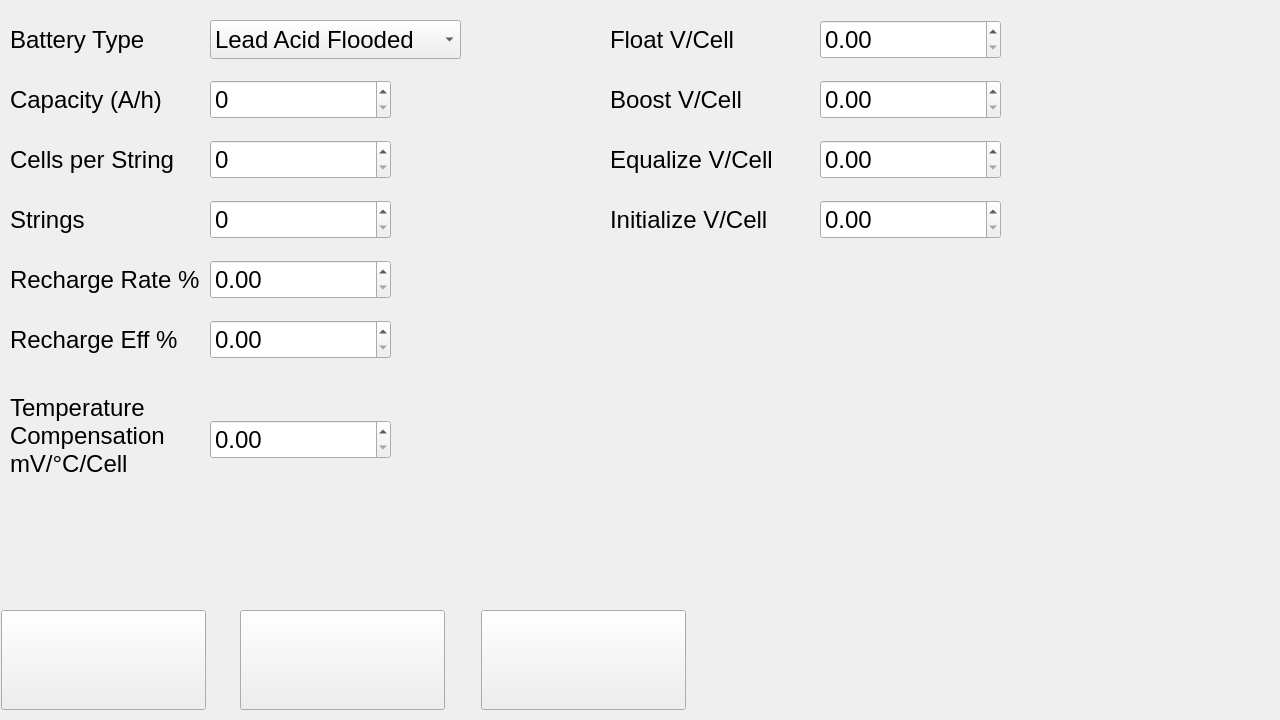
Above: mainwindow.ui from solarpieter/SP515_Display_2 before the change. Below: the same form after it.
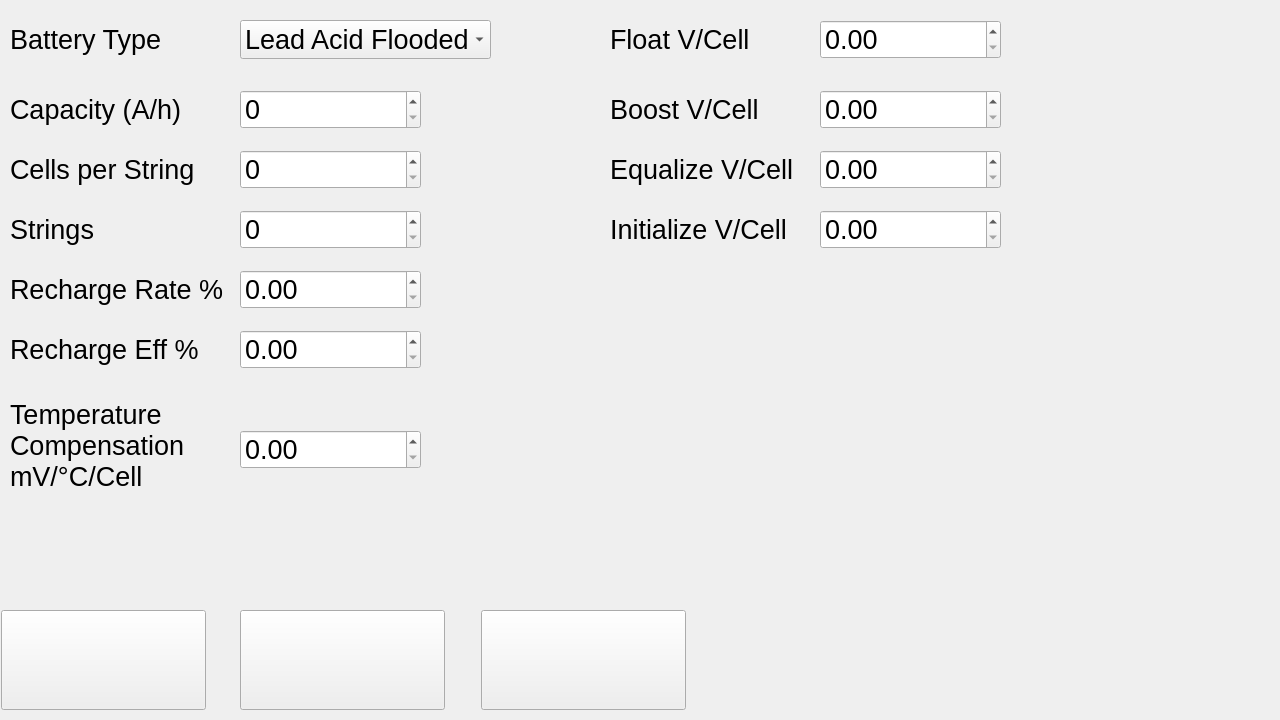
That is the form after the change. The open tabs and pages were chosen to show the change. Icons and pictures are not drawn. Custom widgets are drawn as their Qt base class.

Commit message: Before PID pages are added

The edit to the form file:
```diff
--- a/mainwindow.ui
+++ b/mainwindow.ui
@@ -1597,13 +1597,13 @@
        <rect>
         <x>10</x>
         <y>20</y>
-        <width>151</width>
+        <width>191</width>
         <height>39</height>
        </rect>
       </property>
       <property name="font">
        <font>
-        <pointsize>18</pointsize>
+        <pointsize>20</pointsize>
        </font>
       </property>
       <property name="text">
@@ -1613,7 +1613,7 @@
      <widget class="QComboBox" name="comboBox_battery_type">
       <property name="geometry">
        <rect>
-        <x>210</x>
+        <x>240</x>
         <y>20</y>
         <width>251</width>
         <height>39</height>
@@ -1621,7 +1621,7 @@
       </property>
       <property name="font">
        <font>
-        <pointsize>18</pointsize>
+        <pointsize>20</pointsize>
        </font>
       </property>
       <item>
@@ -1659,14 +1659,14 @@
       <property name="geometry">
        <rect>
         <x>10</x>
-        <y>80</y>
-        <width>151</width>
+        <y>90</y>
+        <width>191</width>
         <height>39</height>
        </rect>
       </property>
       <property name="font">
        <font>
-        <pointsize>18</pointsize>
+        <pointsize>20</pointsize>
        </font>
       </property>
       <property name="text">
@@ -1676,15 +1676,15 @@
      <widget class="QSpinBox" name="spinBox_capacity">
       <property name="geometry">
        <rect>
-        <x>210</x>
-        <y>80</y>
+        <x>240</x>
+        <y>90</y>
         <width>181</width>
         <height>39</height>
        </rect>
       </property>
       <property name="font">
        <font>
-        <pointsize>18</pointsize>
+        <pointsize>20</pointsize>
        </font>
       </property>
       <property name="maximum">
@@ -1695,14 +1695,14 @@
       <property name="geometry">
        <rect>
         <x>10</x>
-        <y>140</y>
-        <width>180</width>
+        <y>150</y>
+        <width>191</width>
         <height>39</height>
        </rect>
       </property>
       <property name="font">
        <font>
-        <pointsize>18</pointsize>
+        <pointsize>20</pointsize>
        </font>
       </property>
       <property name="text">
@@ -1712,15 +1712,15 @@
      <widget class="QSpinBox" name="spinBox_cells">
       <property name="geometry">
        <rect>
-        <x>210</x>
-        <y>140</y>
+        <x>240</x>
+        <y>150</y>
         <width>181</width>
         <height>39</height>
        </rect>
       </property>
       <property name="font">
        <font>
-        <pointsize>18</pointsize>
+        <pointsize>20</pointsize>
        </font>
       </property>
       <property name="maximum">
@@ -1797,14 +1797,14 @@
       <property name="geometry">
        <rect>
         <x>10</x>
-        <y>200</y>
-        <width>180</width>
+        <y>210</y>
+        <width>191</width>
         <height>39</height>
        </rect>
       </property>
       <property name="font">
        <font>
-        <pointsize>18</pointsize>
+        <pointsize>20</pointsize>
        </font>
       </property>
       <property name="text">
@@ -1814,30 +1814,30 @@
      <widget class="QSpinBox" name="spinBox_strings">
       <property name="geometry">
        <rect>
-        <x>210</x>
-        <y>200</y>
+        <x>240</x>
+        <y>210</y>
         <width>181</width>
         <height>39</height>
        </rect>
       </property>
       <property name="font">
        <font>
-        <pointsize>18</pointsize>
+        <pointsize>20</pointsize>
        </font>
       </property>
      </widget>
      <widget class="QDoubleSpinBox" name="doubleSpinBox_recharge_rate">
       <property name="geometry">
        <rect>
-        <x>210</x>
-        <y>260</y>
+        <x>240</x>
+        <y>270</y>
         <width>181</width>
         <height>39</height>
        </rect>
       </property>
       <property name="font">
        <font>
-        <pointsize>18</pointsize>
+        <pointsize>20</pointsize>
        </font>
       </property>
      </widget>
@@ -1845,14 +1845,14 @@
       <property name="geometry">
        <rect>
         <x>10</x>
-        <y>260</y>
-        <width>191</width>
+        <y>270</y>
+        <width>230</width>
         <height>39</height>
        </rect>
       </property>
       <property name="font">
        <font>
-        <pointsize>18</pointsize>
+        <pointsize>20</pointsize>
        </font>
       </property>
       <property name="text">
@@ -1863,14 +1863,14 @@
       <property name="geometry">
        <rect>
         <x>10</x>
-        <y>320</y>
-        <width>181</width>
+        <y>330</y>
+        <width>191</width>
         <height>39</height>
        </rect>
       </property>
       <property name="font">
        <font>
-        <pointsize>18</pointsize>
+        <pointsize>20</pointsize>
        </font>
       </property>
       <property name="text">
@@ -1880,15 +1880,15 @@
      <widget class="QDoubleSpinBox" name="doubleSpinBox_recharge_eff">
       <property name="geometry">
        <rect>
-        <x>210</x>
-        <y>320</y>
+        <x>240</x>
+        <y>330</y>
         <width>181</width>
         <height>39</height>
        </rect>
       </property>
       <property name="font">
        <font>
-        <pointsize>18</pointsize>
+        <pointsize>20</pointsize>
        </font>
       </property>
      </widget>
@@ -1896,14 +1896,14 @@
       <property name="geometry">
        <rect>
         <x>10</x>
-        <y>380</y>
+        <y>390</y>
         <width>191</width>
         <height>111</height>
        </rect>
       </property>
       <property name="font">
        <font>
-        <pointsize>18</pointsize>
+        <pointsize>20</pointsize>
        </font>
       </property>
       <property name="text">
@@ -1916,15 +1916,15 @@
      <widget class="QDoubleSpinBox" name="doubleSpinBox_compensation">
       <property name="geometry">
        <rect>
-        <x>210</x>
-        <y>420</y>
+        <x>240</x>
+        <y>430</y>
         <width>181</width>
         <height>39</height>
        </rect>
       </property>
       <property name="font">
        <font>
-        <pointsize>18</pointsize>
+        <pointsize>20</pointsize>
        </font>
       </property>
      </widget>
@@ -1933,13 +1933,13 @@
        <rect>
         <x>610</x>
         <y>20</y>
-        <width>181</width>
+        <width>200</width>
         <height>39</height>
        </rect>
       </property>
       <property name="font">
        <font>
-        <pointsize>18</pointsize>
+        <pointsize>20</pointsize>
        </font>
       </property>
       <property name="text">
@@ -1957,7 +1957,7 @@
       </property>
       <property name="font">
        <font>
-        <pointsize>18</pointsize>
+        <pointsize>20</pointsize>
        </font>
       </property>
      </widget>
@@ -1965,14 +1965,14 @@
       <property name="geometry">
        <rect>
         <x>610</x>
-        <y>80</y>
-        <width>181</width>
+        <y>90</y>
+        <width>200</width>
         <height>39</height>
        </rect>
       </property>
       <property name="font">
        <font>
-        <pointsize>18</pointsize>
+        <pointsize>20</pointsize>
        </font>
       </property>
       <property name="text">
@@ -1983,14 +1983,14 @@
       <property name="geometry">
        <rect>
         <x>820</x>
-        <y>80</y>
+        <y>90</y>
         <width>181</width>
         <height>39</height>
        </rect>
       </property>
       <property name="font">
        <font>
-        <pointsize>18</pointsize>
+        <pointsize>20</pointsize>
        </font>
       </property>
      </widget>
@@ -1998,14 +1998,14 @@
       <property name="geometry">
        <rect>
         <x>610</x>
-        <y>140</y>
-        <width>181</width>
+        <y>150</y>
+        <width>200</width>
         <height>39</height>
        </rect>
       </property>
       <property name="font">
        <font>
-        <pointsize>18</pointsize>
+        <pointsize>20</pointsize>
        </font>
       </property>
       <property name="text">
@@ -2016,14 +2016,14 @@
       <property name="geometry">
        <rect>
         <x>820</x>
-        <y>140</y>
+        <y>150</y>
         <width>181</width>
         <height>39</height>
        </rect>
       </property>
       <property name="font">
        <font>
-        <pointsize>18</pointsize>
+        <pointsize>20</pointsize>
        </font>
       </property>
      </widget>
@@ -2031,14 +2031,14 @@
       <property name="geometry">
        <rect>
         <x>610</x>
-        <y>200</y>
-        <width>181</width>
+        <y>210</y>
+        <width>200</width>
         <height>39</height>
        </rect>
       </property>
       <property name="font">
        <font>
-        <pointsize>18</pointsize>
+        <pointsize>20</pointsize>
        </font>
       </property>
       <property name="text">
@@ -2049,14 +2049,14 @@
       <property name="geometry">
        <rect>
         <x>820</x>
-        <y>200</y>
+        <y>210</y>
         <width>181</width>
         <height>39</height>
        </rect>
       </property>
       <property name="font">
        <font>
-        <pointsize>18</pointsize>
+        <pointsize>20</pointsize>
        </font>
       </property>
      </widget>
```
Left out of the diff: 52 changed lines with no effect on the pictures.
